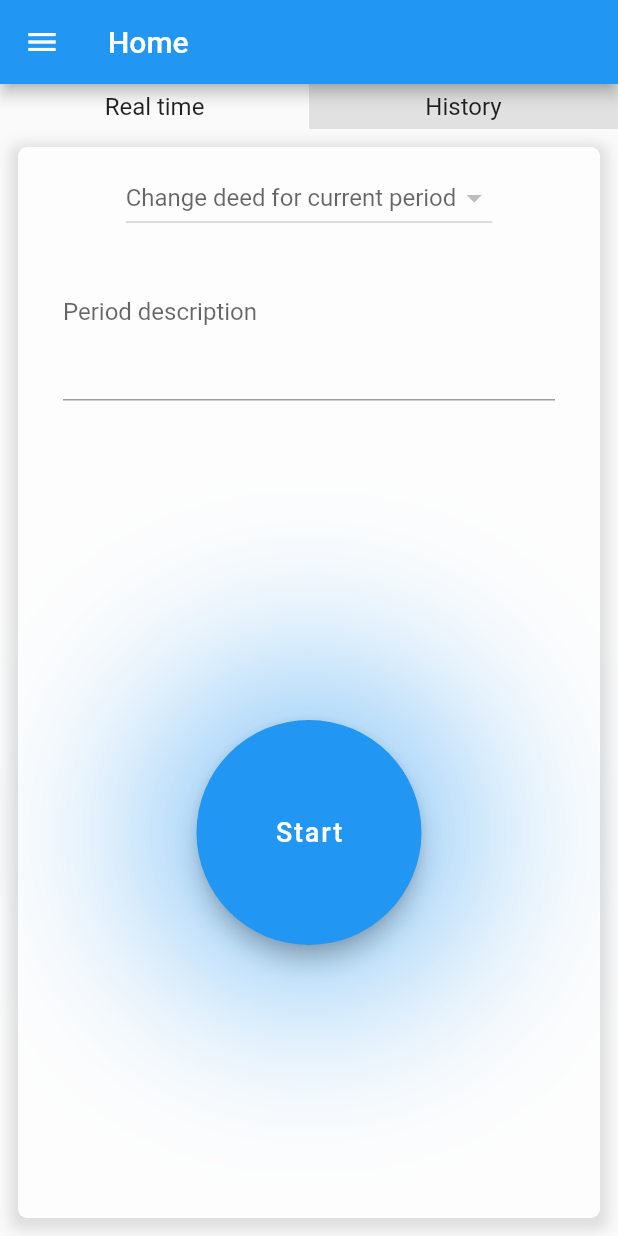
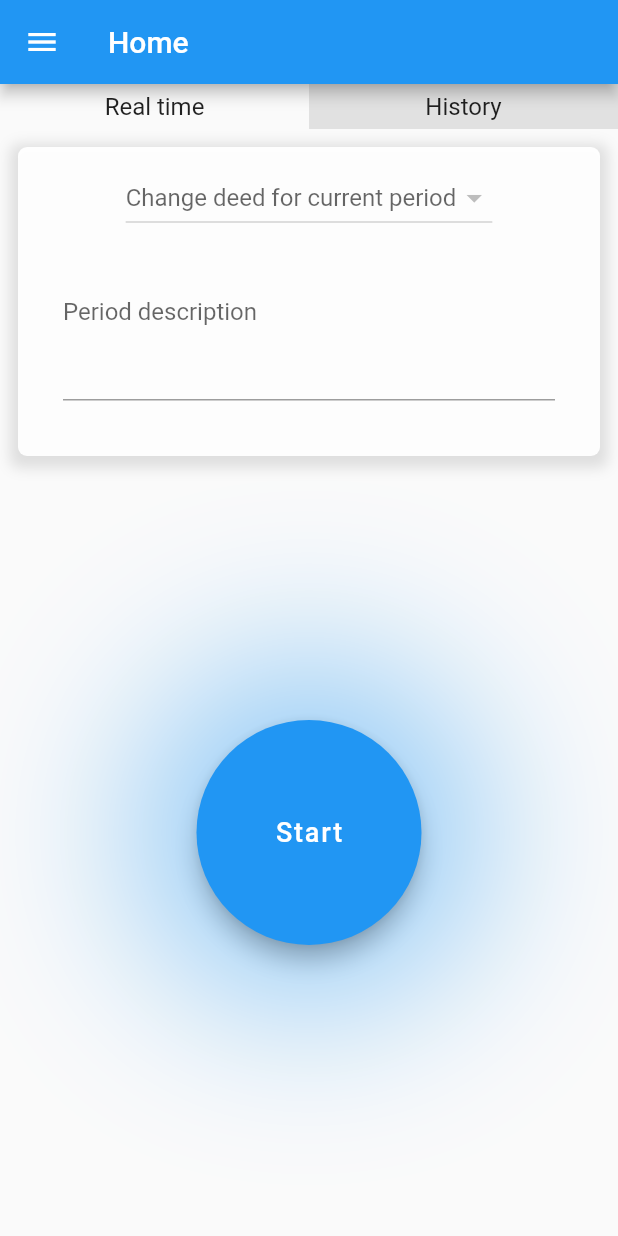
Before and after one commit to DeEsthete/TimeManagementMobile, a Flutter app: the HomeScreen widget shown alone on an empty page, opened directly, on a phone screen of 412 x 824 dp. Run offline on Flutter 3.47's test engine with Material 2 defaults, Android fonts, the phone set to English and light mode, and no system bars; our stand-ins replace flutter_datetime_picker, font_awesome_flutter, get_it, injectable, rxdart, shared_preferences and 1 more; accounts and stored records are empty; network calls fail.

Commit message:
chore(home_screen) поправил _buildForRealTime

```diff
--- a/time_management_mobile/lib/widgets/screens/home_screen.dart
+++ b/time_management_mobile/lib/widgets/screens/home_screen.dart
@@ -58,7 +58,9 @@ class HomeScreen extends StatelessWidget {
   Widget _buildForRealTime(BuildContext context, HomeModel model) {
     return Stack(
       children: <Widget>[
-        InfoCard(
+        Container(
+          height: 230,
+          child: InfoCard(
             child: Column(
               mainAxisSize: MainAxisSize.min,
               children: <Widget>[
@@ -97,6 +99,7 @@ class HomeScreen extends StatelessWidget {
                   ),
                 ),
               ],
+            ),
           ),
         ),
         Positioned.fill(
```
Lines whose indentation alone changed are shown as unchanged.
